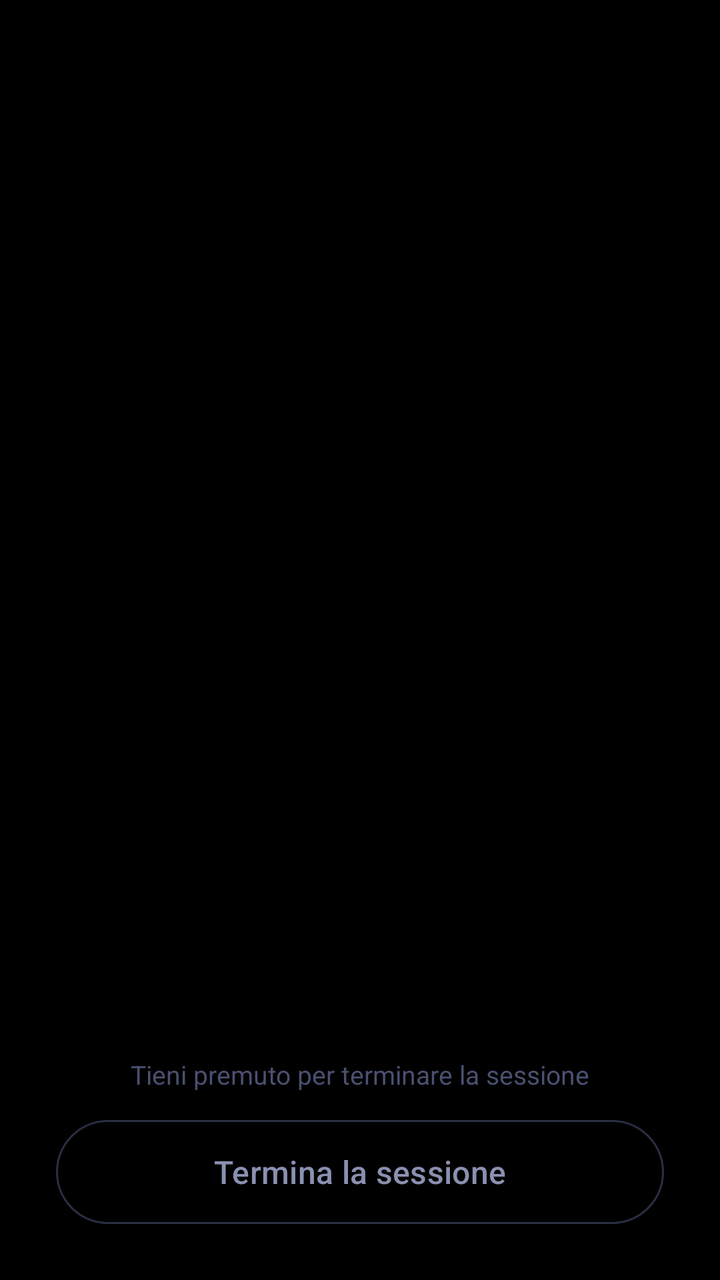
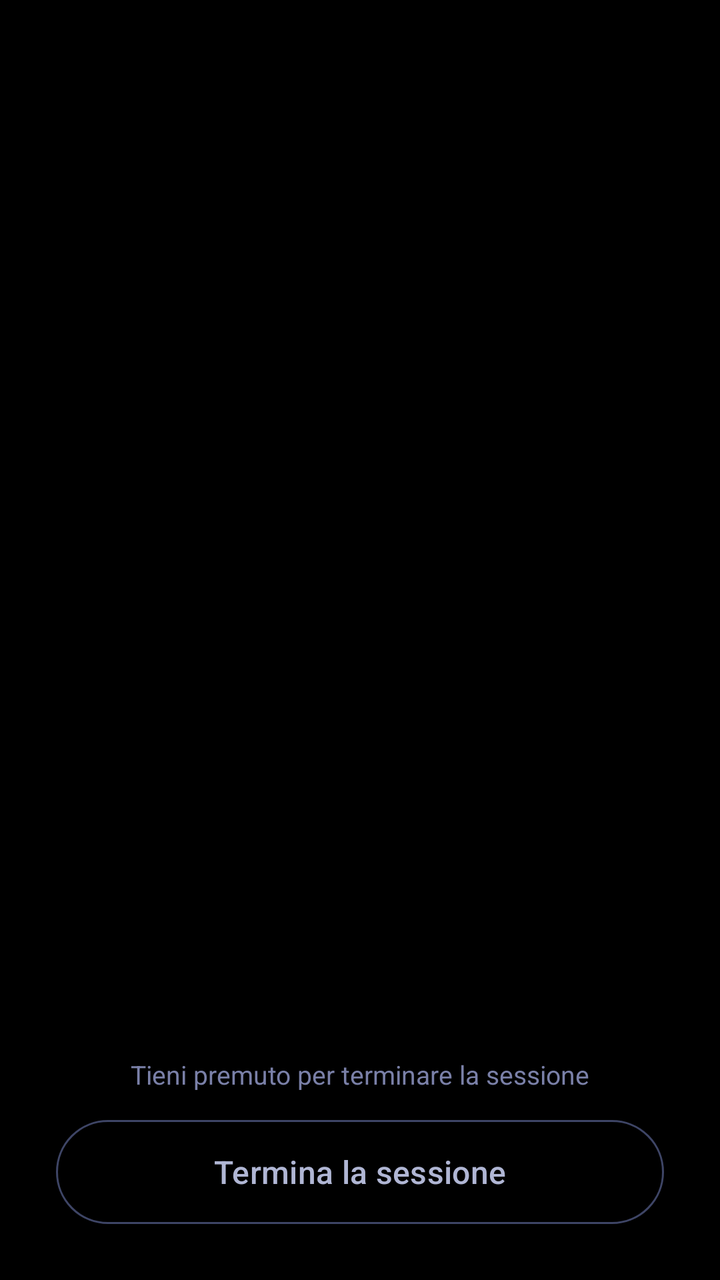

Compare the two renders of this Android layout. The source of the first and the diff that turns it into the second are given below.
<!-- AndroidManifest.xml: application theme Theme.Svegliami -->
<!-- res/layout/activity_night.xml -->
<?xml version="1.0" encoding="utf-8"?>
<LinearLayout xmlns:android="http://schemas.android.com/apk/res/android"
    android:layout_width="match_parent"
    android:layout_height="match_parent"
    android:background="#000000"
    android:gravity="center_horizontal"
    android:orientation="vertical"
    android:paddingHorizontal="28dp"
    android:paddingVertical="24dp">

    <View
        android:layout_width="0dp"
        android:layout_height="0dp"
        android:layout_weight="1" />

    <TextView
        android:id="@+id/tvNightClock"
        android:layout_width="wrap_content"
        android:layout_height="wrap_content"
        android:fontFamily="sans-serif-thin"
        android:includeFontPadding="false"
        android:textColor="#4A5070"
        android:textSize="84sp" />

    <TextView
        android:id="@+id/tvNightSince"
        android:layout_width="wrap_content"
        android:layout_height="wrap_content"
        android:layout_marginTop="8dp"
        android:gravity="center"
        android:textColor="#5C6280"
        android:textSize="16sp" />

    <LinearLayout
        android:layout_width="match_parent"
        android:layout_height="wrap_content"
        android:layout_marginTop="36dp"
        android:orientation="vertical">

        <TextView
            android:id="@+id/tvNightMode"
            style="@style/Svegliami.NightRow"
            android:layout_width="match_parent"
            android:layout_height="wrap_content" />

        <TextView
            android:id="@+id/tvNightSensor"
            style="@style/Svegliami.NightRow"
            android:layout_width="match_parent"
            android:layout_height="wrap_content" />

        <TextView
            android:id="@+id/tvNightAudio"
            style="@style/Svegliami.NightRow"
            android:layout_width="match_parent"
            android:layout_height="wrap_content" />

        <TextView
            android:id="@+id/tvNightAlarm"
            style="@style/Svegliami.NightRow"
            android:layout_width="match_parent"
            android:layout_height="wrap_content" />
    </LinearLayout>

    <View
        android:layout_width="0dp"
        android:layout_height="0dp"
        android:layout_weight="1" />

    <TextView
        android:id="@+id/tvNightHint"
        android:layout_width="wrap_content"
        android:layout_height="wrap_content"
        android:layout_marginBottom="10dp"
        android:text="Tieni premuto per terminare la sessione"
        android:textColor="#4A5070"
        android:textSize="13sp" />

    <com.google.android.material.button.MaterialButton
        android:id="@+id/btnNightStop"
        style="@style/Widget.Material3.Button.OutlinedButton"
        android:layout_width="match_parent"
        android:layout_height="60dp"
        android:text="Termina la sessione"
        android:textColor="#8A90B0"
        android:textSize="16sp"
        app:strokeColor="#2A2F45"
        xmlns:app="http://schemas.android.com/apk/res-auto" />
</LinearLayout>
<!-- resources referenced by this layout -->
<resources>
  <style name="Svegliami.NightRow" parent="">
          <item name="android:textSize">15sp</item>
          <item name="android:textColor">#5C6280</item>
          <item name="android:paddingTop">7dp</item>
          <item name="android:paddingBottom">7dp</item>
          <item name="android:lineSpacingExtra">2dp</item>
      </style>
  <style name="Theme.Svegliami" parent="Base.Theme.Svegliami" />
  <style name="Base.Theme.Svegliami" parent="Theme.Material3.Dark.NoActionBar">
          <item name="colorPrimary">@color/primary</item>
          <item name="colorOnPrimary">@color/on_primary</item>
          <item name="colorPrimaryContainer">@color/primary_container</item>
          <item name="colorOnPrimaryContainer">@color/on_primary_container</item>
          <item name="colorSecondary">@color/secondary</item>
          <item name="colorOnSecondary">@color/on_secondary</item>
          <item name="colorSecondaryContainer">@color/secondary_container</item>
          <item name="colorOnSecondaryContainer">@color/on_secondary_container</item>
          <item name="colorTertiary">@color/tertiary</item>
          <item name="colorOnTertiary">@color/on_tertiary</item>
          <item name="colorTertiaryContainer">@color/tertiary_container</item>
          <item name="colorOnTertiaryContainer">@color/on_tertiary_container</item>
          <item name="colorError">@color/error</item>
          <item name="colorErrorContainer">@color/error_container</item>
          <item name="colorOnErrorContainer">@color/on_error_container</item>
          <item name="android:colorBackground">@color/night_bg</item>
          <item name="colorOnBackground">@color/on_surface</item>
          <item name="colorSurface">@color/night_bg</item>
          <item name="colorOnSurface">@color/on_surface</item>
          <item name="colorSurfaceVariant">@color/surface_high</item>
          <item name="colorOnSurfaceVariant">@color/on_surface_variant</item>
          <item name="colorOutline">@color/outline</item>
          <item name="colorOutlineVariant">@color/outline</item>
          <item name="colorSurfaceContainerLowest">@color/night_bg</item>
          <item name="colorSurfaceContainerLow">@color/surface</item>
          <item name="colorSurfaceContainer">@color/surface</item>
          <item name="colorSurfaceContainerHigh">@color/surface_high</item>
          <item name="colorSurfaceContainerHighest">@color/surface_high</item>
          <item name="android:statusBarColor">@color/night_bg</item>
          <item name="android:navigationBarColor">@color/night_bg</item>
          <item name="android:windowLightStatusBar">false</item>
          <item name="materialCardViewStyle">@style/Svegliami.Card</item>
      </style>
  <color name="primary">#FFB86B</color>
  <color name="on_primary">#3A2000</color>
  <color name="primary_container">#4F3414</color>
  <color name="on_primary_container">#FFDDB8</color>
  <color name="secondary">#8AB4FF</color>
  <color name="on_secondary">#00224D</color>
  <color name="secondary_container">#1F3A66</color>
  <color name="on_secondary_container">#D6E3FF</color>
  <color name="tertiary">#B9A5FF</color>
  <color name="on_tertiary">#20125A</color>
  <color name="tertiary_container">#33296B</color>
  <color name="on_tertiary_container">#E8DEFF</color>
  <color name="error">#FF8A80</color>
  <color name="error_container">#4A1F2B</color>
  <color name="on_error_container">#FFDAD6</color>
  <color name="night_bg">#0E1330</color>
  <color name="on_surface">#ECEEFF</color>
  <color name="surface_high">#222A5C</color>
  <color name="on_surface_variant">#A9AFD6</color>
  <color name="outline">#363F75</color>
  <color name="surface">#181E45</color>
  <style name="Svegliami.Card" parent="Widget.Material3.CardView.Filled">
          <item name="cardBackgroundColor">@color/surface</item>
          <item name="cardCornerRadius">24dp</item>
          <item name="cardElevation">0dp</item>
          <item name="strokeWidth">0dp</item>
      </style>
</resources>

<!-- the commit's change to res/layout/activity_night.xml (unified diff, before → after) -->
@@ -19,7 +19,7 @@
         android:layout_height="wrap_content"
         android:fontFamily="sans-serif-thin"
         android:includeFontPadding="false"
-        android:textColor="#4A5070"
+        android:textColor="#7A80A8"
         android:textSize="84sp" />
 
     <TextView
@@ -28,7 +28,7 @@
         android:layout_height="wrap_content"
         android:layout_marginTop="8dp"
         android:gravity="center"
-        android:textColor="#5C6280"
+        android:textColor="#8C92B4"
         android:textSize="16sp" />
 
     <LinearLayout
@@ -73,7 +73,7 @@
         android:layout_height="wrap_content"
         android:layout_marginBottom="10dp"
         android:text="Tieni premuto per terminare la sessione"
-        android:textColor="#4A5070"
+        android:textColor="#7A80A8"
         android:textSize="13sp" />
 
     <com.google.android.material.button.MaterialButton
@@ -82,8 +82,8 @@
         android:layout_width="match_parent"
         android:layout_height="60dp"
         android:text="Termina la sessione"
-        android:textColor="#8A90B0"
+        android:textColor="#B0B6D4"
         android:textSize="16sp"
-        app:strokeColor="#2A2F45"
+        app:strokeColor="#3E4566"
         xmlns:app="http://schemas.android.com/apk/res-auto" />
 </LinearLayout>
<!-- resource entries referenced after the edit -->
@@ -2,7 +2,7 @@
 <resources>
   <style name="Svegliami.NightRow" parent="">
           <item name="android:textSize">15sp</item>
-          <item name="android:textColor">#5C6280</item>
+          <item name="android:textColor">#8C92B4</item>
           <item name="android:paddingTop">7dp</item>
           <item name="android:paddingBottom">7dp</item>
           <item name="android:lineSpacingExtra">2dp</item>
